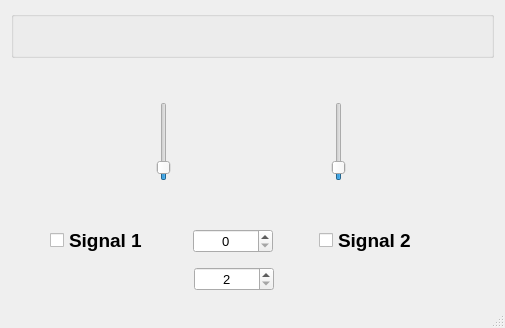
The window that ui/mainwindow.ui (Melomanstd/daq_gui) describes before a commit, drawn with Qt 5.
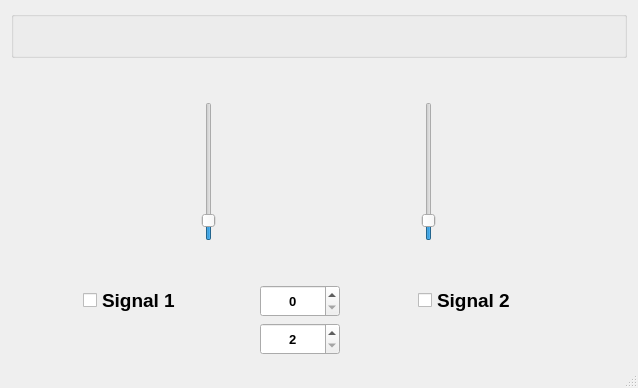
The same window after the commit. Icons and pictures are not drawn.

What changed in the file:
```diff
--- a/ui/mainwindow.ui
+++ b/ui/mainwindow.ui
@@ -6,8 +6,8 @@
    <rect>
     <x>0</x>
     <y>0</y>
-    <width>505</width>
-    <height>328</height>
+    <width>638</width>
+    <height>388</height>
    </rect>
   </property>
   <property name="windowTitle">
@@ -480,18 +480,20 @@
         <property name="minimumSize">
          <size>
           <width>80</width>
-          <height>0</height>
+          <height>32</height>
          </size>
         </property>
         <property name="maximumSize">
          <size>
           <width>80</width>
-          <height>16777215</height>
+          <height>32</height>
          </size>
         </property>
         <property name="font">
          <font>
           <pointsize>10</pointsize>
+          <weight>75</weight>
+          <bold>true</bold>
          </font>
         </property>
         <property name="alignment">
@@ -742,18 +744,20 @@
         <property name="minimumSize">
          <size>
           <width>80</width>
-          <height>0</height>
+          <height>32</height>
          </size>
         </property>
         <property name="maximumSize">
          <size>
           <width>80</width>
-          <height>16777215</height>
+          <height>32</height>
          </size>
         </property>
         <property name="font">
          <font>
           <pointsize>10</pointsize>
+          <weight>75</weight>
+          <bold>true</bold>
          </font>
         </property>
         <property name="alignment">
```
Left out of the diff: 2 changed lines with no effect on the pictures.
